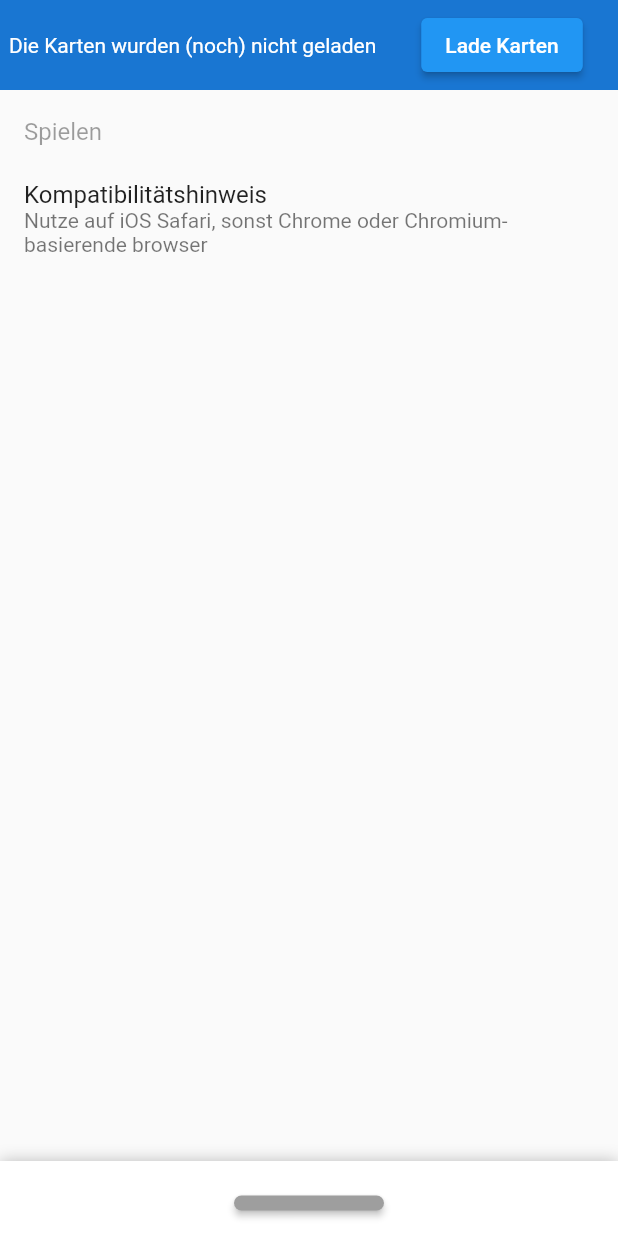
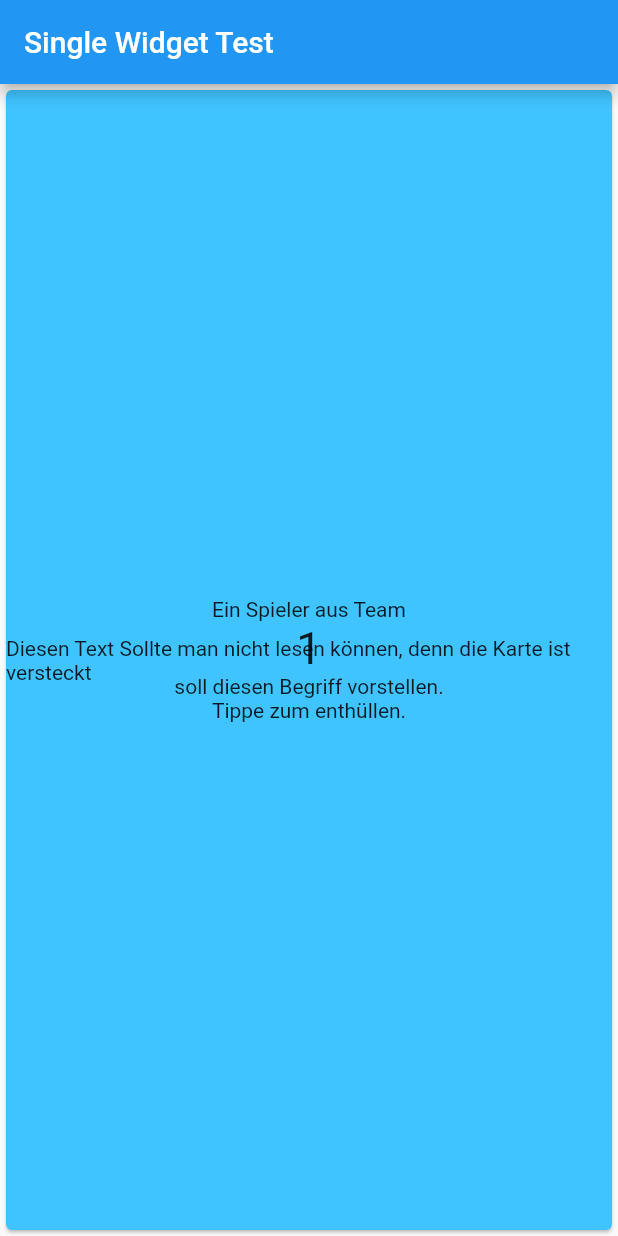
Before and after one commit to Si-Scharp/tabu_geo_new, a Flutter app: the screen it shows after launch, on a phone screen of 412 x 824 dp. Run offline on Flutter 3.47's test engine with Material 2 defaults, Android fonts, the light colour scheme and no system bars; drawn by our look-alikes of sliding_up_panel; our stand-ins replace bloc, concentric_transition, extended_image, flip_card, flutter_bloc, stacked.

Commit message:
He needs some milk

```diff
--- a/lib/main.dart
+++ b/lib/main.dart
@@ -1,11 +1,14 @@
 import 'dart:convert';
 
+import 'package:concentric_transition/concentric_transition.dart';
 import 'package:flutter/foundation.dart';
 import 'package:flutter/material.dart';
 import 'package:flutter_bloc/flutter_bloc.dart';
 import 'package:tabu_geo_new/bloc/card_cubit/card_loader_cubit.dart';
 import 'package:tabu_geo_new/filehelper/assetbundlehelper.dart';
 import 'package:tabu_geo_new/models/game_settings.dart';
+import 'package:tabu_geo_new/widgets/card_buttons.dart';
+import 'package:tabu_geo_new/widgets/concentric_card_view.dart';
 import 'package:tabu_geo_new/widgets/home_page.dart';
 import 'package:tabu_geo_new/widgets/play_page.dart';
 
@@ -36,15 +39,38 @@ class MyApp extends StatelessWidget {
             // is not restarted.
             primarySwatch: Colors.blue,
           ),
-        home: HomePage(),
+          home: TP()
+          //home: HomePage(),
           //home: TestWg(),
           ),
     );
   }
 }
 
+class TP extends StatefulWidget {
+  const TP({Key? key}) : super(key: key);
+
+  @override
+  _TPState createState() => _TPState();
+}
+
+class _TPState extends State<TP> {
+  double val = 0.5;
+
+  @override
+  Widget build(BuildContext context) {
+    return Scaffold(
+      appBar: AppBar(
+        title: Text("Single Widget Test"),
+      ),
+      body: Center(
+        child: ConcentricCardView(card: tk, revealed: false,)
+      ),
+    );
+  }
+}
+
 typedef Fun<T, P> = T Function(P);
-
 
 class TestWg extends StatelessWidget {
   const TestWg({Key? key}) : super(key: key);
@@ -72,7 +98,6 @@ class TestWg extends StatelessWidget {
     );
   }
 }
-
 
 class MyHomePage extends StatefulWidget {
   MyHomePage({Key? key, required this.title}) : super(key: key);
@@ -128,9 +153,7 @@ class _MyHomePageState extends State<MyHomePage> {
         future: Future<List<String>>(() async {
           var p = await AssetBundleHelper.getAllPaths(context);
           return Future.wait(
-                  p.map((e) async =>
-                  (await DefaultAssetBundle.of(context)
-                      .loadString(e))).toList());
+              p.map((e) async => (await DefaultAssetBundle.of(context).loadString(e))).toList());
         }),
       )),
       floatingActionButton: FloatingActionButton(
--- /dev/null
+++ b/lib/widgets/concentric_card_view.dart
@@ -0,0 +1,71 @@
+import 'package:concentric_transition/concentric_transition.dart';
+import 'package:flutter/material.dart';
+import 'package:tabu_geo_new/models/geo_card.dart';
+import 'package:tabu_geo_new/widgets/card_view_widget.dart';
+
+class ConcentricCardView extends StatefulWidget {
+  @override
+  _ConcentricCardViewState createState() => _ConcentricCardViewState();
+
+  bool revealed;
+  GeoCard? card;
+  int teamNumber;
+
+  ConcentricCardView({this.card, this.revealed = false, this.teamNumber = 1});
+}
+
+class _ConcentricCardViewState extends State<ConcentricCardView> with SingleTickerProviderStateMixin {
+  late AnimationController _controller;
+
+  late bool _revealed;
+
+  @override
+  void initState() {
+    _controller = AnimationController(vsync: this, duration: Duration(milliseconds: 300));
+
+    _controller.addListener(() {});
+    super.initState();
+  }
+
+  @override
+  void dispose() {
+    _controller.dispose();
+    super.dispose();
+  }
+
+  @override
+  Widget build(BuildContext context) {
+    WidgetsBinding.instance?.addPostFrameCallback((timeStamp) {
+      if (widget.revealed == true && _controller.status == AnimationStatus.dismissed) _controller.forward();
+    });
+
+    return AnimatedBuilder(
+      animation: _controller,
+      builder: (context, child) => Card(
+        color: Colors.lightBlueAccent,
+        child: Stack(
+          alignment: Alignment.center,
+          children: [
+            Column(
+              mainAxisAlignment: MainAxisAlignment.center,
+              crossAxisAlignment: CrossAxisAlignment.center,
+              children: [
+                Text("Ein Spieler aus Team"),
+                Text(widget.teamNumber.toString(), style: TextStyle(fontSize: 30)),
+                Text("soll diesen Begriff vorstellen."),
+                Text("Tippe zum enthüllen."),
+              ],
+            ),
+            ClipPath(
+                clipper: ConcentricClipper(progress: _controller.value),
+                child: widget.revealed == true
+                    ? widget.card != null
+                        ? CardViewWidget(widget.card!)
+                        : Text("Wenn du das liest ist ein unerwarteter Fehler aufgetreten.")
+                    : Text("Diesen Text Sollte man nicht lesen können, denn die Karte ist versteckt")),
+          ],
+        ),
+      ),
+    );
+  }
+}
--- a/lib/widgets/play_page.dart
+++ b/lib/widgets/play_page.dart
@@ -6,6 +6,7 @@ import 'package:flip_card/flip_card_controller.dart';
 import 'package:flutter/material.dart';
 import 'package:flutter_bloc/flutter_bloc.dart';
 import 'package:tabu_geo_new/bloc/game_bloc/game_bloc.dart';
+import 'package:tabu_geo_new/models/game.dart';
 import 'package:tabu_geo_new/models/game_settings.dart';
 import 'package:tabu_geo_new/models/geo_card.dart';
 import 'package:tabu_geo_new/widgets/card_view_widget.dart';
@@ -47,7 +48,7 @@ class _PlayPageState extends State<PlayPage> with SingleTickerProviderStateMixin
   @override
   Widget build(BuildContext context) {
     return BlocProvider(
-      create: (context) => GameBloc(gameSettings: widget.gameSettings, initialCards: widget.cards),
+      create: (context) => GameBloc(gameSettings: widget.gameSettings, initialCards: widget.cards, game: Game(cards: widget.cards, gameSettings: widget.gameSettings)),
       child: BlocConsumer<GameBloc, GameState>(
         listener: (context, state) {
           print("High");
@@ -102,7 +103,7 @@ class _PlayPageState extends State<PlayPage> with SingleTickerProviderStateMixin
 
   Widget _hiddenCard(BuildContext context) {
     return GestureDetector(
-        onTap: () => context.read<GameBloc>().add(CardTappedEvent()),
+        onTap: () => context.read<GameBloc>().add(CardRevealedEvent()),
         child: SizedBox.expand(child: Container(color: Colors.lightBlueAccent)));
   }
 
--- a/pubspec.yaml
+++ b/pubspec.yaml
@@ -15,7 +15,7 @@ publish_to: 'none' # Remove this line if you wish to publish to pub.dev
 # In iOS, build-name is used as CFBundleShortVersionString while build-number used as CFBundleVersion.
 # Read more about iOS versioning at
 # https://developer.apple.com/library/archive/documentation/General/Reference/InfoPlistKeyReference/Articles/CoreFoundationKeys.html
-version: 1.0.1+8
+version: 1.0.2+8
 
 environment:
   sdk: ">=2.12.0 <3.0.0"
@@ -35,6 +35,7 @@ dependencies:
   cupertino_icons: ^1.0.2
   stacked: ^2.2.3
   flip_card: ^0.5.0
+  concentric_transition: ^1.0.1+1
 
 dev_dependencies:
   flutter_test:
```
Also changed, not shown: lib/bloc/game_bloc/game_bloc.dart (+8 -2 lines), lib/bloc/game_bloc/game_event.dart (+13 -1 lines), lib/bloc/game_bloc/game_state.dart (+7 -13 lines), lib/models/game.dart (added, +32 -0 lines), lib/widgets/card_buttons.dart (added, +176 -0 lines), pubspec.lock. Lines whose indentation alone changed are shown as unchanged.
